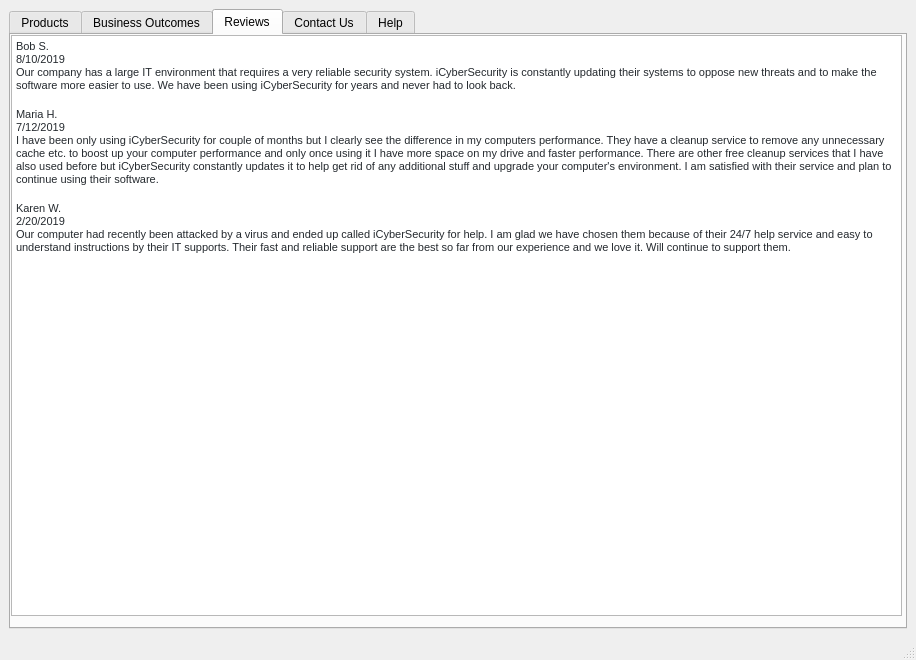
This is iCyberSecurity/mainwindow.ui in shatfield4/iCyberSecurity as Qt 5 draws it before an edit. The edited form follows.
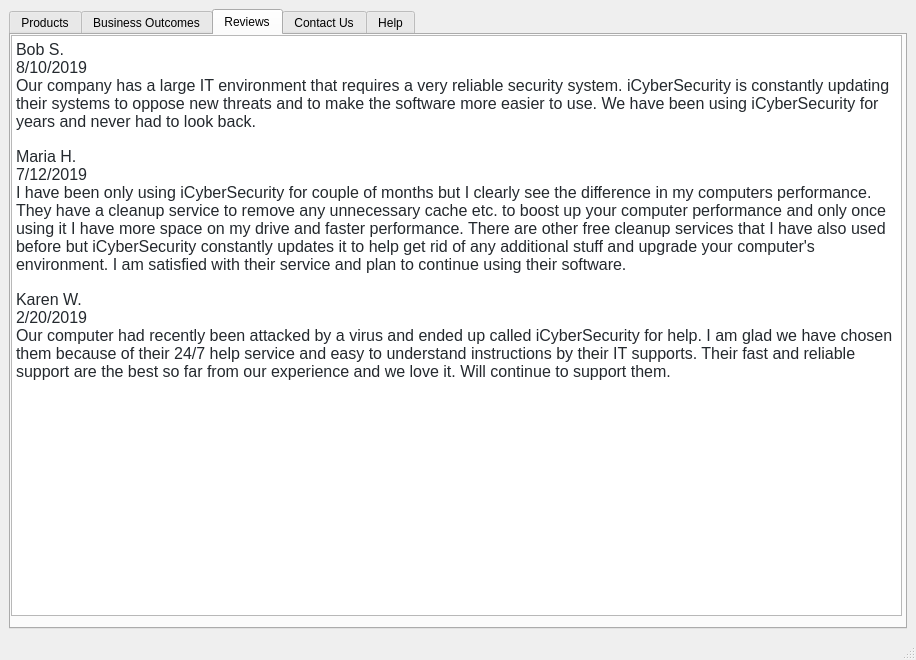
This is the edited form. The open tabs and pages were chosen to show the change.

Diff of the .ui file:
```diff
--- a/iCyberSecurity/mainwindow.ui
+++ b/iCyberSecurity/mainwindow.ui
@@ -92,10 +92,10 @@
          <string>&lt;!DOCTYPE HTML PUBLIC &quot;-//W3C//DTD HTML 4.0//EN&quot; &quot;http://www.w3.org/TR/REC-html40/strict.dtd&quot;&gt;
 &lt;html&gt;&lt;head&gt;&lt;meta name=&quot;qrichtext&quot; content=&quot;1&quot; /&gt;&lt;style type=&quot;text/css&quot;&gt;
 p, li { white-space: pre-wrap; }
-&lt;/style&gt;&lt;/head&gt;&lt;body style=&quot; font-family:'MS Shell Dlg 2'; font-size:8.25pt; font-weight:400; font-style:normal;&quot;&gt;
-&lt;p style=&quot; margin-top:0px; margin-bottom:16px; margin-left:0px; margin-right:0px; -qt-block-indent:0; text-indent:0px; background-color:#ffffff;&quot;&gt;&lt;span style=&quot; font-family:'-apple-system,BlinkMacSystemFont,Segoe UI,Helvetica,Arial,sans-serif,Apple Color Emoji,Segoe UI Emoji,Segoe UI Symbol'; font-size:8pt; color:#24292e; background-color:#ffffff;&quot;&gt;Bob S.&lt;/span&gt;&lt;span style=&quot; font-family:'-apple-system,BlinkMacSystemFont,Segoe UI,Helvetica,Arial,sans-serif,Apple Color Emoji,Segoe UI Emoji,Segoe UI Symbol'; font-size:8pt; color:#24292e;&quot;&gt;&lt;br /&gt;8/10/2019&lt;br /&gt;Our company has a large IT environment that requires a very reliable security system. iCyberSecurity is constantly updating their systems to oppose new threats and to make the software more easier to use. We have been using iCyberSecurity for years and never had to look back.&lt;/span&gt;&lt;/p&gt;
-&lt;p style=&quot; margin-top:0px; margin-bottom:16px; margin-left:0px; margin-right:0px; -qt-block-indent:0; text-indent:0px; background-color:#ffffff;&quot;&gt;&lt;span style=&quot; font-family:'-apple-system,BlinkMacSystemFont,Segoe UI,Helvetica,Arial,sans-serif,Apple Color Emoji,Segoe UI Emoji,Segoe UI Symbol'; font-size:8pt; color:#24292e; background-color:#ffffff;&quot;&gt;Maria H.&lt;/span&gt;&lt;span style=&quot; font-family:'-apple-system,BlinkMacSystemFont,Segoe UI,Helvetica,Arial,sans-serif,Apple Color Emoji,Segoe UI Emoji,Segoe UI Symbol'; font-size:8pt; color:#24292e;&quot;&gt;&lt;br /&gt;7/12/2019&lt;br /&gt;I have been only using iCyberSecurity for couple of months but I clearly see the difference in my computers performance. They have a cleanup service to remove any unnecessary cache etc. to boost up your computer performance and only once using it I have more space on my drive and faster performance. There are other free cleanup services that I have also used before but iCyberSecurity constantly updates it to help get rid of any additional stuff and upgrade your computer's environment. I am satisfied with their service and plan to continue using their software.&lt;/span&gt;&lt;/p&gt;
-&lt;p style=&quot; margin-top:0px; margin-bottom:0px; margin-left:0px; margin-right:0px; -qt-block-indent:0; text-indent:0px; background-color:#ffffff;&quot;&gt;&lt;span style=&quot; font-family:'-apple-system,BlinkMacSystemFont,Segoe UI,Helvetica,Arial,sans-serif,Apple Color Emoji,Segoe UI Emoji,Segoe UI Symbol'; font-size:8pt; color:#24292e; background-color:#ffffff;&quot;&gt;Karen W.&lt;/span&gt;&lt;span style=&quot; font-family:'-apple-system,BlinkMacSystemFont,Segoe UI,Helvetica,Arial,sans-serif,Apple Color Emoji,Segoe UI Emoji,Segoe UI Symbol'; font-size:8pt; color:#24292e;&quot;&gt;&lt;br /&gt;2/20/2019&lt;br /&gt;Our computer had recently been attacked by a virus and ended up called iCyberSecurity for help. I am glad we have chosen them because of their 24/7 help service and easy to understand instructions by their IT supports. Their fast and reliable support are the best so far from our experience and we love it. Will continue to support them.&lt;/span&gt;&lt;/p&gt;&lt;/body&gt;&lt;/html&gt;</string>
+&lt;/style&gt;&lt;/head&gt;&lt;body style=&quot; font-family:'MS UI Gothic'; font-size:9pt; font-weight:400; font-style:normal;&quot;&gt;
+&lt;p style=&quot; margin-top:0px; margin-bottom:16px; margin-left:0px; margin-right:0px; -qt-block-indent:0; text-indent:0px; background-color:#ffffff;&quot;&gt;&lt;span style=&quot; font-family:'-apple-system,BlinkMacSystemFont,Segoe UI,Helvetica,Arial,sans-serif,Apple Color Emoji,Segoe UI Emoji,Segoe UI Symbol'; font-size:12pt; color:#24292e; background-color:#ffffff;&quot;&gt;Bob S.&lt;/span&gt;&lt;span style=&quot; font-family:'-apple-system,BlinkMacSystemFont,Segoe UI,Helvetica,Arial,sans-serif,Apple Color Emoji,Segoe UI Emoji,Segoe UI Symbol'; font-size:12pt; color:#24292e;&quot;&gt;&lt;br /&gt;8/10/2019&lt;br /&gt;Our company has a large IT environment that requires a very reliable security system. iCyberSecurity is constantly updating their systems to oppose new threats and to make the software more easier to use. We have been using iCyberSecurity for years and never had to look back.&lt;/span&gt;&lt;/p&gt;
+&lt;p style=&quot; margin-top:0px; margin-bottom:16px; margin-left:0px; margin-right:0px; -qt-block-indent:0; text-indent:0px; background-color:#ffffff;&quot;&gt;&lt;span style=&quot; font-family:'-apple-system,BlinkMacSystemFont,Segoe UI,Helvetica,Arial,sans-serif,Apple Color Emoji,Segoe UI Emoji,Segoe UI Symbol'; font-size:12pt; color:#24292e; background-color:#ffffff;&quot;&gt;Maria H.&lt;/span&gt;&lt;span style=&quot; font-family:'-apple-system,BlinkMacSystemFont,Segoe UI,Helvetica,Arial,sans-serif,Apple Color Emoji,Segoe UI Emoji,Segoe UI Symbol'; font-size:12pt; color:#24292e;&quot;&gt;&lt;br /&gt;7/12/2019&lt;br /&gt;I have been only using iCyberSecurity for couple of months but I clearly see the difference in my computers performance. They have a cleanup service to remove any unnecessary cache etc. to boost up your computer performance and only once using it I have more space on my drive and faster performance. There are other free cleanup services that I have also used before but iCyberSecurity constantly updates it to help get rid of any additional stuff and upgrade your computer's environment. I am satisfied with their service and plan to continue using their software.&lt;/span&gt;&lt;/p&gt;
+&lt;p style=&quot; margin-top:0px; margin-bottom:0px; margin-left:0px; margin-right:0px; -qt-block-indent:0; text-indent:0px; background-color:#ffffff;&quot;&gt;&lt;span style=&quot; font-family:'-apple-system,BlinkMacSystemFont,Segoe UI,Helvetica,Arial,sans-serif,Apple Color Emoji,Segoe UI Emoji,Segoe UI Symbol'; font-size:12pt; color:#24292e; background-color:#ffffff;&quot;&gt;Karen W.&lt;/span&gt;&lt;span style=&quot; font-family:'-apple-system,BlinkMacSystemFont,Segoe UI,Helvetica,Arial,sans-serif,Apple Color Emoji,Segoe UI Emoji,Segoe UI Symbol'; font-size:12pt; color:#24292e;&quot;&gt;&lt;br /&gt;2/20/2019&lt;br /&gt;Our computer had recently been attacked by a virus and ended up called iCyberSecurity for help. I am glad we have chosen them because of their 24/7 help service and easy to understand instructions by their IT supports. Their fast and reliable support are the best so far from our experience and we love it. Will continue to support them.&lt;/span&gt;&lt;/p&gt;&lt;/body&gt;&lt;/html&gt;</string>
         </property>
        </widget>
       </widget>
```
Left out of the diff: 6 changed lines with no effect on the pictures.
